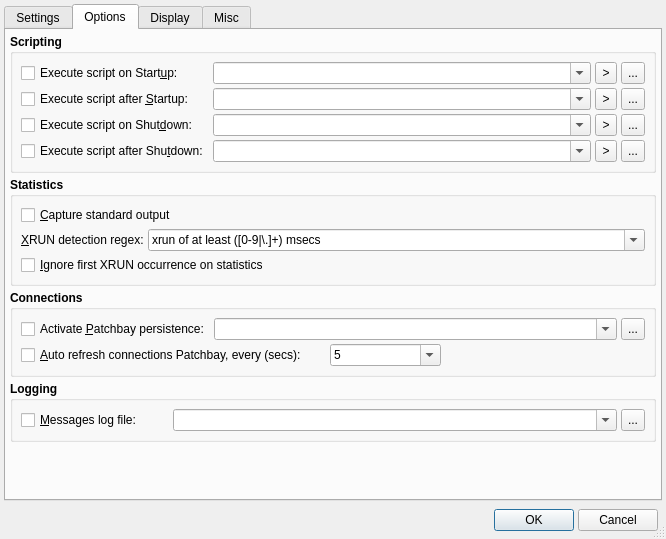
The window that src/qjackctlSetupForm.ui (eurogiciel-oss/qjackctl) describes before a commit, drawn with Qt 5.
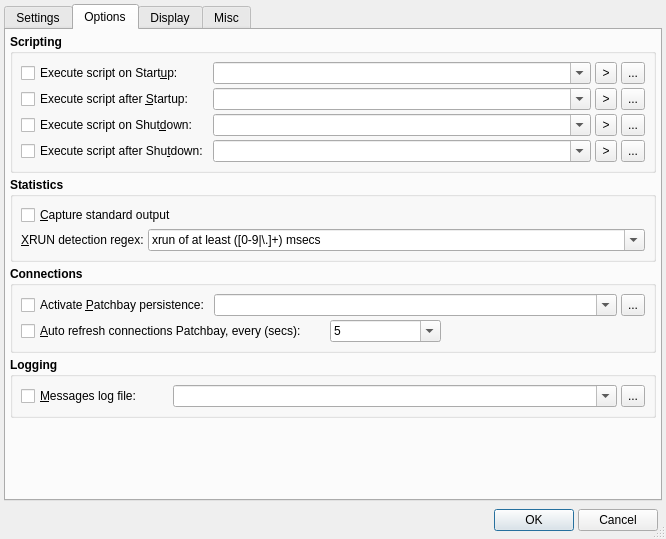
The same window after the commit. The open tabs and pages were chosen to show the change. Icons and pictures are not drawn.

```diff
--- a/src/qjackctlSetupForm.ui
+++ b/src/qjackctlSetupForm.ui
@@ -2500,25 +2500,6 @@
             </item>
            </widget>
           </item>
-          <item row="2" column="0" colspan="2" >
-           <widget class="QCheckBox" name="XrunIgnoreFirstCheckBox" >
-            <property name="font" >
-             <font>
-              <weight>50</weight>
-              <bold>false</bold>
-             </font>
-            </property>
-            <property name="toolTip" >
-             <string>Whether to ignore the first XRUN on server startup (most likely to occur on pre-0.80.0 servers)</string>
-            </property>
-            <property name="text" >
-             <string>&amp;Ignore first XRUN occurrence on statistics</string>
-            </property>
-            <property name="shortcut" >
-             <string>Alt+I</string>
-            </property>
-           </widget>
-          </item>
          </layout>
         </widget>
        </item>
```
Left out of the diff: 1 changed line with no effect on the pictures.
